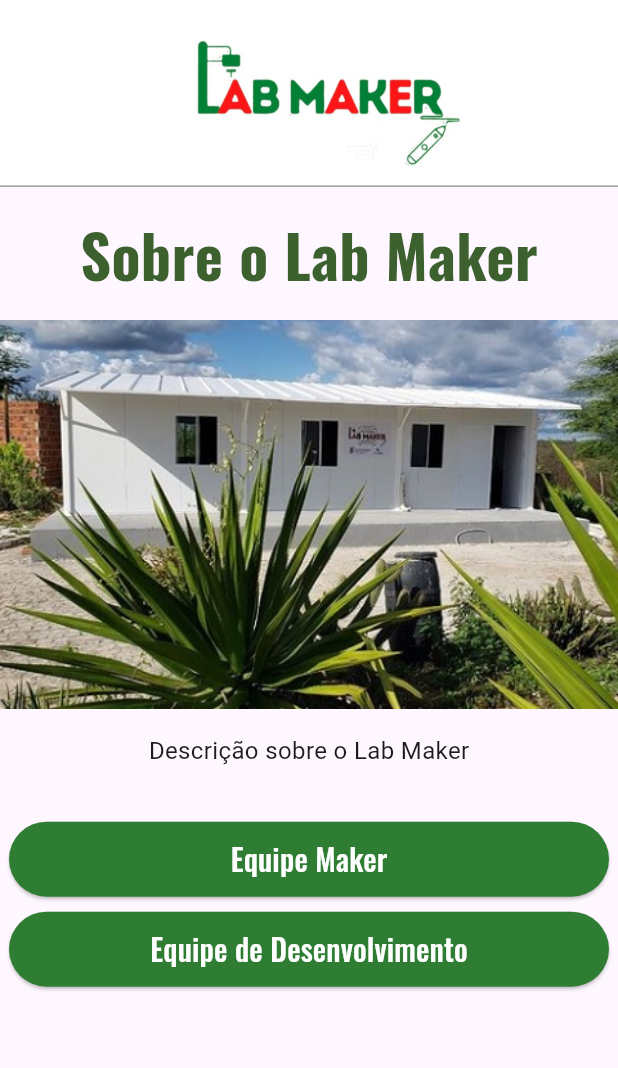
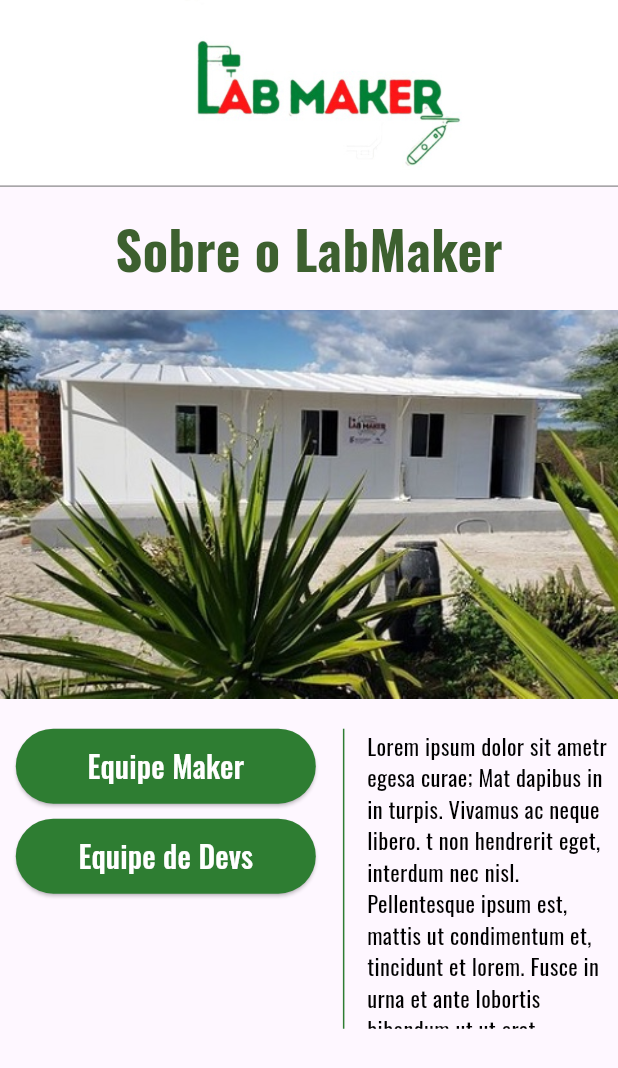
Before and after one commit to vinicioeuf/acessobiometrico, a Flutter app: the AboutPage screen opened by its route, on a phone screen of 412 x 824 dp. Shown: the top 1068 px of the screen. Run offline on Flutter 3.47's test engine with Material 3 defaults, Android fonts, the phone set to English and light mode, and no system bars; our stand-ins replace cloud_firestore, firebase_auth, firebase_core, firebase_database, firebase_storage, fluttertoast and 2 more; accounts and stored records are empty.

Commit message:
about update

```diff
--- a/app/lib/pages/about_page.dart
+++ b/app/lib/pages/about_page.dart
@@ -23,35 +23,36 @@
             Padding(
               padding: EdgeInsets.all(16.0),
               child: Text(
-                'Sobre o Lab Maker', // Passo 3
+                'Sobre o LabMaker', // Passo 3
                 style: GoogleFonts.oswald(
                         textStyle: TextStyle(
                           color: Color.fromARGB(255, 61, 96, 47),
-                          fontSize: 40,
+                          fontSize: 35,
                           fontWeight: FontWeight.bold,
                         ),
                       ),
 
               ),
             ),
-            Image.asset('assets/imagens/labMaker.jpg'), // Passo 4
-            Padding(
-              padding: EdgeInsets.all(16.0),
-              child: Text(
-                'Descrição sobre o Lab Maker', // Passo 5
-                style: TextStyle(
-                  fontSize: 16,
-                ),
-              ),
-            ),
+            Image.asset('assets/imagens/labMaker.jpg'),
             SizedBox(height: 20),
-            Column(
-                mainAxisAlignment: MainAxisAlignment.center,
+            Container(
+              width:double.infinity,
+              height: 200,
+              alignment: Alignment.topCenter,
+              child: Row(
+                mainAxisAlignment: MainAxisAlignment.spaceBetween,
+                crossAxisAlignment: CrossAxisAlignment.center,
                 children: [
+                  SizedBox(width:5),
+                    //Botões
                     Container(
-                    width: 400,
-                    height: 50,
-                    child: ElevatedButton(
+                      alignment: Alignment.topCenter,
+                      width: 0.5 * MediaQuery.of(context).size.width,
+
+                    child: Column(
+                    children: [
+                      ElevatedButton(
                         onPressed: () {
                         Navigator.push(
                       context,
@@ -59,6 +60,7 @@
                     );
                       },
                          style: ElevatedButton.styleFrom(
+                         fixedSize: Size(200, 50),
                         primary: Colors.green[800],
                         shape: RoundedRectangleBorder(
                           borderRadius: BorderRadius.circular(30.0),
@@ -68,18 +70,14 @@
                         'Equipe Maker',
                         style: GoogleFonts.oswald(
                           textStyle: TextStyle(
-                            fontSize: 20.0, // Tamanho de fonte aumentado
+                            fontSize: 20.0,
                             color: Colors.white,
                           ),
+                        )
+                      )
                       ),
-                      ),
-                    ),
-                  ),
-                  SizedBox(height: 10.0), // Espaçamento entre os botões
-                  Container(
-                    width: 400, // Largura desejada
-                    height: 50,
-                    child: ElevatedButton(
+                      SizedBox(height: 10),
+                      ElevatedButton(
                         onPressed: () {
                         Navigator.push(
                       context,
@@ -87,25 +85,45 @@
                     );
                       },
                          style: ElevatedButton.styleFrom(
+                          fixedSize: Size(200, 50),
                         primary: Colors.green[800],
                         shape: RoundedRectangleBorder(
                           borderRadius: BorderRadius.circular(30.0),
                         ),
                       ),
                       child: Text(
-                        'Equipe de Desenvolvimento',
+                        'Equipe de Devs',
                         style: GoogleFonts.oswald(
                           textStyle: TextStyle(
-                            fontSize: 20.0, // Tamanho de fonte aumentado
+                            fontSize: 20.0,
                             color: Colors.white,
                           ),
+                        )
+                      )
+                      )
+                    ],
                   ),
                   ),
+                  SizedBox(width: 10),
+                  //Barra
+                  Container(
+                    width: 1,
+                    height: 200 ,
+                    color: Colors.green[800],
                   ),
+                  SizedBox(width: 10),
+                  Container(
+                    width:  0.4 * MediaQuery.of(context).size.width,
+                    height: MediaQuery.of(context).size.width,
+                    alignment: Alignment.topCenter,
+                  //Descrição
+                  child: Text("Lorem ipsum dolor sit ametr egesa curae; Mat dapibus in in turpis. Vivamus ac neque libero. t non hendrerit eget, interdum nec nisl. Pellentesque ipsum est, mattis ut condimentum et, tincidunt et lorem. Fusce in urna et ante lobortis bibendum ut ut erat. Vestibulum ante ipsum primis in faucibus orci luctus et ultrices posuere cubilia curae; Maecenas quis dui eu orci semper fermentum. Ut sollicitudin lacinia mauris in fermentum. Ut semper pellentesque est, sit amet rhoncus tellus faucibus in. Nullam sed nisi auctor, dignissim nulla commodo, pulvinar urna. Etiam vitae dolor mollis mi placerat dapibus in in turpis. Vivamus ac neque libero.",
+                  style: TextStyle(color: Colors.black, fontFamily: 'oswald', fontSize: 15),)
                   ),
-                  SizedBox(height: 20.0), // Espaçamento entre os botões
+                  SizedBox(height: 50),
                 ],
               ),
+            )
           ],
         ),
       ),
--- a/app/lib/pages/team_dev.dart
+++ b/app/lib/pages/team_dev.dart
@@ -2,24 +2,46 @@
 
 // ignore: must_be_immutable, use_key_in_widget_constructors
 class TeamDevPage extends StatelessWidget {
-
-
   BuildContext? get context => null;
 
   @override
   Widget build(BuildContext context) => Scaffold(
-   appBar: AppBar(title: Text("EQUIPE DE DESENVOLVIMENTO", style: TextStyle(fontFamily:'oswald', fontWeight: FontWeight.bold, color: Colors.green[800]),), backgroundColor: Colors.white, shadowColor: Colors.white, iconTheme: IconThemeData(color: Colors.green[800]),),
+        appBar: AppBar(
+          leading: Icon(Icons.arrow_circle_left_outlined, size: 40,),
+          title: Text(
+            "EQUIPE DE DESENVOLVIMENTO",
+            style: TextStyle(
+                fontFamily: 'oswald',
+                fontWeight: FontWeight.bold,
+                color: Colors.green[800]),
+          ),
+          backgroundColor: Colors.white,
+          shadowColor: Colors.white,
+          iconTheme: IconThemeData(color: Colors.green[800]),
+        ),
         body: Center(
           child: ListView(
             shrinkWrap: true,
             padding: EdgeInsets.all(20),
             children: <Widget>[
               SizedBox(height: 10),
-              buildTeamMember('assets/imagens/leoCampello.jpg', 'Leonardo Campello', 'Desenvolvedor Full Stack', 'Mestre em Ciências (UNIVASF). Graduado em Engenharia de Computação (UNIVASF e University of Idaho). Professor EBTT do IFSertãoPE - Campus Salgueiro.'),
+              buildTeamMember(
+                  'assets/imagens/leoCampello.jpg',
+                  'Leonardo Campello',
+                  'Desenvolvedor Full Stack',
+                  'Mestre em Ciências (UNIVASF). Graduado em Engenharia de Computação (UNIVASF e University of Idaho). Professor EBTT do IFSertãoPE - Campus Salgueiro.'),
               SizedBox(height: 10),
-              buildTeamMember('assets/imagens/vicCarlos.jpg', 'Victor Carlos', 'Desenvolvedor Frontend', 'Graduando em Tecnologia em Sistemas para Internet (IFSertãoPE), Técnico em Informática (IFSertãoPE).'),
+              buildTeamMember(
+                  'assets/imagens/vicCarlos.jpg',
+                  'Victor Carlos',
+                  'Desenvolvedor Frontend',
+                  'Graduando em Tecnologia em Sistemas para Internet (IFSertãoPE), Técnico em Informática (IFSertãoPE).'),
               SizedBox(height: 10),
-              buildTeamMember('assets/imagens/viniEufrazio.jpg', 'Vinicio Eufrazio', 'Desenvolvedor Backend', 'Graduando em Tecnologia em Sistemas para Internet (IFSertãoPE), Técnico em Informática (IFSertãoPE), Administrador de sites na K1Digital.'),
+              buildTeamMember(
+                  'assets/imagens/viniEufrazio.jpg',
+                  'Vinicio Eufrazio',
+                  'Desenvolvedor Backend',
+                  'Graduando em Tecnologia em Sistemas para Internet (IFSertãoPE), Técnico em Informática (IFSertãoPE), Administrador de sites na K1Digital.'),
             ],
           ),
         ),
@@ -27,8 +49,9 @@
 
   int selectedIndex = 0;
 
-
-  Widget buildTeamMember(String imagePath, String name, String role, String description) => Padding(
+  Widget buildTeamMember(
+          String imagePath, String name, String role, String description) =>
+      Padding(
         padding: const EdgeInsets.all(8.0),
         child: Column(
           crossAxisAlignment: CrossAxisAlignment.center,
@@ -57,5 +80,5 @@
         ),
       );
 
-        void setState(Null Function() param0) {}
+  void setState(Null Function() param0) {}
 }
```
Lines whose indentation alone changed are shown as unchanged.
